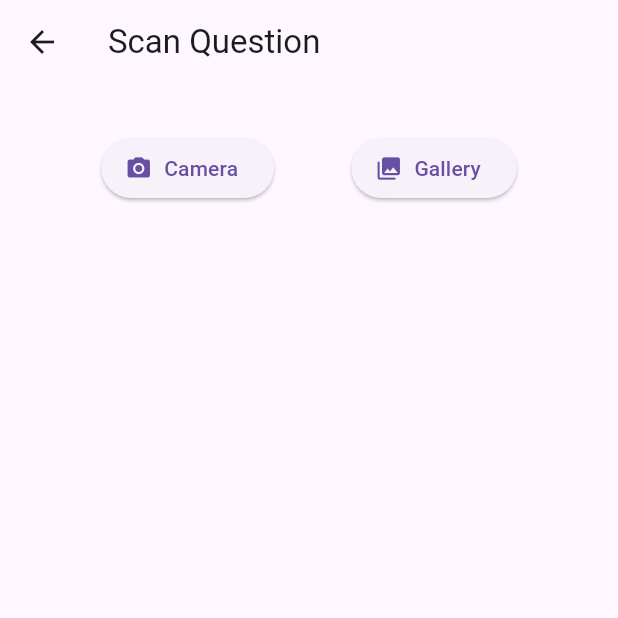
After one commit to sasasaee/LekhAi, a Flutter app: the screen it shows after launch, after a tap on "Scan Question", on a phone screen of 412 x 824 dp, the top half of it. The commit adds this screen. Run offline on Flutter 3.47's test engine with Material 3 defaults, Android fonts, the light colour scheme and no system bars; our stand-ins replace flutter_tts, image_picker, shared_preferences; missing offline and left inert: google_mlkit_text_recognition.

Commit message:
implemented the OCR function and save ocr result on device

```diff
--- a/lib/main.dart
+++ b/lib/main.dart
@@ -1,6 +1,8 @@
 import 'package:flutter/material.dart';
 import 'services/tts_service.dart';
 import 'preferences_screen.dart';
+import 'ocr_screen.dart';
+import 'questions_screen.dart';
 
 void main() {
   WidgetsFlutterBinding.ensureInitialized();
@@ -74,6 +76,26 @@ class _HomeScreenState extends State<HomeScreen> {
               },
               child: const Text('Preferences'),
             ),
+            const SizedBox(height: 16),
+            ElevatedButton(
+              onPressed: () {
+                Navigator.push(
+                  context,
+                  MaterialPageRoute(builder: (_) => const OcrScreen()),
+                );
+              },
+              child: const Text('Scan Question'),
+            ),
+            const SizedBox(height: 16),
+            ElevatedButton(
+              onPressed: () {
+                Navigator.push(
+                  context,
+                  MaterialPageRoute(builder: (_) => const QuestionsScreen()),
+                );
+              },
+              child: const Text('View Saved Questions'),
+            ),
           ],
         ),
       ),
--- /dev/null
+++ b/lib/ocr_screen.dart
@@ -0,0 +1,176 @@
+import 'dart:io';
+import 'package:flutter/material.dart';
+import 'package:image_picker/image_picker.dart';
+import 'services/ocr_service.dart';
+import 'services/question_storage_service.dart';
+import 'questions_screen.dart';
+
+class OcrScreen extends StatefulWidget {
+  const OcrScreen({super.key});
+
+  @override
+  State<OcrScreen> createState() => _OcrScreenState();
+}
+
+class _OcrScreenState extends State<OcrScreen> {
+  final OcrService _ocrService = OcrService();
+  final QuestionStorageService _storageService = QuestionStorageService();
+  final ImagePicker _picker = ImagePicker();
+
+  String? _extractedText;
+  bool _isProcessing = false;
+  File? _imageFile;
+
+  @override
+  void initState() {
+    super.initState();
+    _retrieveLostData();
+  }
+
+  Future<void> _retrieveLostData() async {
+    final LostDataResponse response = await _picker.retrieveLostData();
+    if (response.isEmpty) {
+      return;
+    }
+    if (response.file != null) {
+      setState(() {
+        _imageFile = File(response.file!.path);
+        _isProcessing = true;
+      });
+      _processImage(response.file!.path);
+    } else {
+      // Handle error
+      if (mounted) {
+        ScaffoldMessenger.of(context).showSnackBar(
+          SnackBar(content: Text('Error recovering image: ${response.exception?.code}')),
+        );
+      }
+    }
+  }
+
+  Future<void> _pickImage(ImageSource source) async {
+    try {
+      final XFile? image = await _picker.pickImage(source: source);
+      if (image != null) {
+        setState(() {
+          _imageFile = File(image.path);
+          _isProcessing = true;
+          _extractedText = null;
+        });
+        await _processImage(image.path);
+      }
+    } catch (e) {
+      if (mounted) {
+        ScaffoldMessenger.of(context).showSnackBar(
+          SnackBar(content: Text('Error picking image: $e')),
+        );
+      }
+    }
+  }
+
+  Future<void> _processImage(String path) async {
+    try {
+      final text = await _ocrService.processImage(path);
+      if (mounted) {
+        setState(() {
+          _extractedText = text;
+        });
+      }
+    } catch (e) {
+      if (mounted) {
+        ScaffoldMessenger.of(context).showSnackBar(
+          SnackBar(content: Text('Error processing image: $e')),
+        );
+      }
+    } finally {
+      if (mounted) {
+        setState(() {
+          _isProcessing = false;
+        });
+      }
+    }
+  }
+
+  Future<void> _saveQuestion() async {
+    if (_extractedText != null && _extractedText!.isNotEmpty) {
+      await _storageService.saveQuestion(_extractedText!);
+      if (mounted) {
+        ScaffoldMessenger.of(context).showSnackBar(
+          const SnackBar(content: Text('Question saved!')),
+        );
+        Navigator.pushReplacement(
+          context,
+          MaterialPageRoute(builder: (_) => const QuestionsScreen()),
+        );
+      }
+    }
+  }
+
+  @override
+  void dispose() {
+    _ocrService.dispose();
+    super.dispose();
+  }
+
+  @override
+  Widget build(BuildContext context) {
+    return Scaffold(
+      appBar: AppBar(title: const Text('Scan Question')),
+      body: SingleChildScrollView(
+        padding: const EdgeInsets.all(16),
+        child: Column(
+          crossAxisAlignment: CrossAxisAlignment.stretch,
+          children: [
+            if (_imageFile != null)
+              Container(
+                height: 200,
+                decoration: BoxDecoration(
+                  border: Border.all(color: Colors.grey),
+                ),
+                child: Image.file(_imageFile!, fit: BoxFit.contain),
+              ),
+            const SizedBox(height: 16),
+            Row(
+              mainAxisAlignment: MainAxisAlignment.spaceEvenly,
+              children: [
+                ElevatedButton.icon(
+                  onPressed: _isProcessing ? null : () => _pickImage(ImageSource.camera),
+                  icon: const Icon(Icons.camera_alt),
+                  label: const Text('Camera'),
+                ),
+                ElevatedButton.icon(
+                  onPressed: _isProcessing ? null : () => _pickImage(ImageSource.gallery),
+                  icon: const Icon(Icons.photo_library),
+                  label: const Text('Gallery'),
+                ),
+              ],
+            ),
+            const SizedBox(height: 16),
+            if (_isProcessing)
+              const Center(child: CircularProgressIndicator())
+            else if (_extractedText != null) ...[
+              const Text(
+                'Extracted Text:',
+                style: TextStyle(fontWeight: FontWeight.bold),
+              ),
+              const SizedBox(height: 8),
+              Container(
+                padding: const EdgeInsets.all(8),
+                decoration: BoxDecoration(
+                  border: Border.all(color: Colors.grey.shade300),
+                  borderRadius: BorderRadius.circular(4),
+                ),
+                child: Text(_extractedText!),
+              ),
+              const SizedBox(height: 16),
+              ElevatedButton(
+                onPressed: _saveQuestion,
+                child: const Text('Save to Questions'),
+              ),
+            ],
+          ],
+        ),
+      ),
+    );
+  }
+}
--- /dev/null
+++ b/lib/services/ocr_service.dart
@@ -0,0 +1,15 @@
+import 'package:google_mlkit_text_recognition/google_mlkit_text_recognition.dart';
+
+class OcrService {
+  final TextRecognizer _textRecognizer = TextRecognizer(script: TextRecognitionScript.latin);
+
+  Future<String> processImage(String path) async {
+    final inputImage = InputImage.fromFilePath(path);
+    final RecognizedText recognizedText = await _textRecognizer.processImage(inputImage);
+    return recognizedText.text;
+  }
+
+  void dispose() {
+    _textRecognizer.close();
+  }
+}
--- /dev/null
+++ b/lib/services/question_storage_service.dart
@@ -0,0 +1,22 @@
+import 'package:shared_preferences/shared_preferences.dart';
+
+class QuestionStorageService {
+  static const String _keyQuestions = 'questions';
+
+  Future<void> saveQuestion(String question) async {
+    final prefs = await SharedPreferences.getInstance();
+    final List<String> questions = await getQuestions();
+    questions.add(question);
+    await prefs.setStringList(_keyQuestions, questions);
+  }
+
+  Future<List<String>> getQuestions() async {
+    final prefs = await SharedPreferences.getInstance();
+    return prefs.getStringList(_keyQuestions) ?? [];
+  }
+
+  Future<void> clearQuestions() async {
+    final prefs = await SharedPreferences.getInstance();
+    await prefs.remove(_keyQuestions);
+  }
+}
--- a/pubspec.yaml
+++ b/pubspec.yaml
@@ -35,6 +35,8 @@ dependencies:
   # Use with the CupertinoIcons class for iOS style icons.
   cupertino_icons: ^1.0.8
   shared_preferences: ^2.2.2
+  google_mlkit_text_recognition: ^0.15.0
+  image_picker: ^1.2.1
 dev_dependencies:
   flutter_test:
     sdk: flutter
```
Also changed, not shown: lib/questions_screen.dart (added, +63 -0 lines), pubspec.lock, 6 other files.
